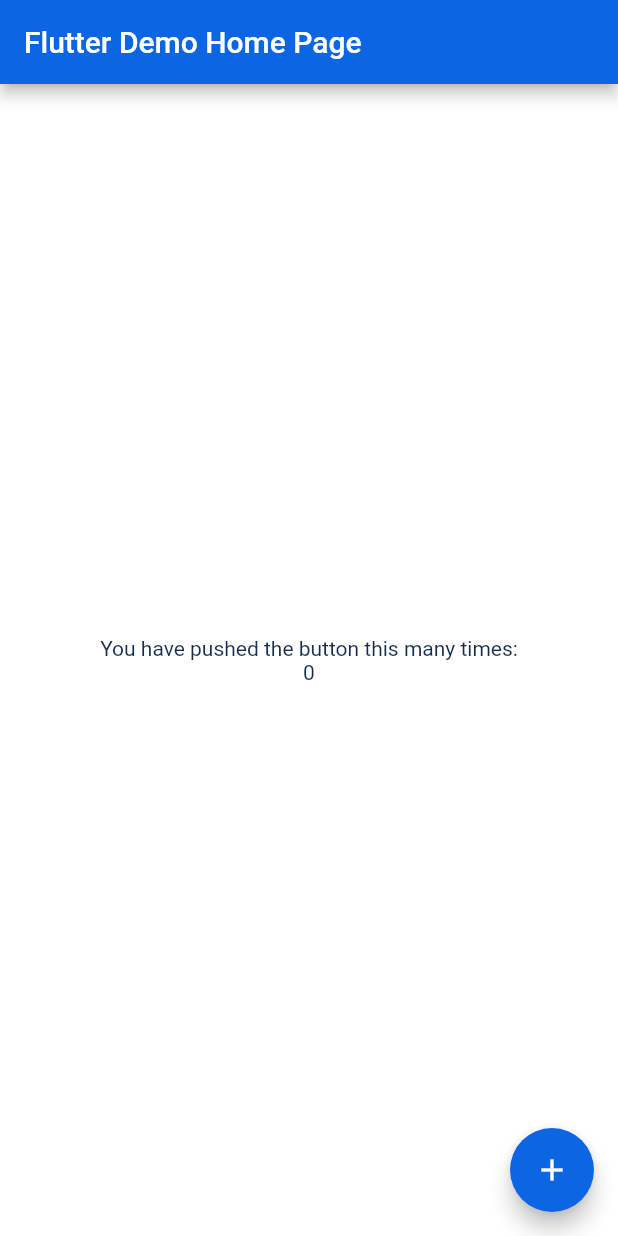
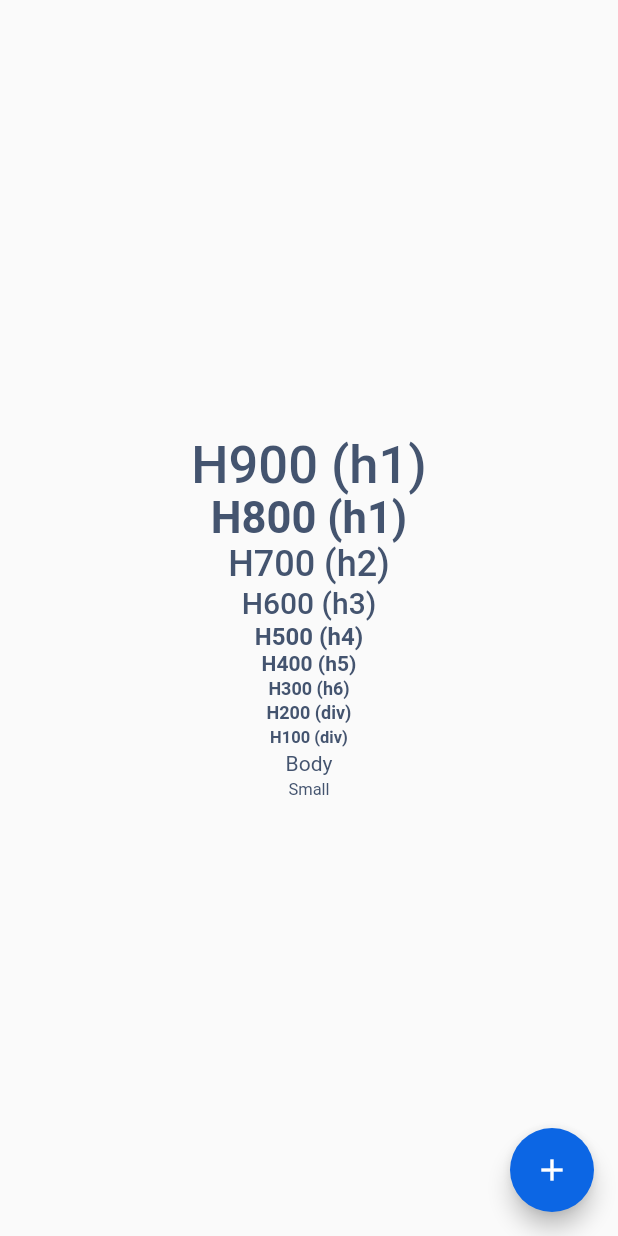
Before and after one commit to tom-morgan00/flutter_design_system, a Flutter app: the screen it shows after launch, on a phone screen of 412 x 824 dp. Run offline on Flutter 3.47's test engine with Material 2 defaults, Android fonts, the phone set to English and light mode, and no system bars.

Commit message:
added typography styles

```diff
--- a/lib/design_system/foundations/colors/text_colors.dart
+++ b/lib/design_system/foundations/colors/text_colors.dart
@@ -2,7 +2,9 @@
 import 'package:flutter/material.dart';
 
 class KTextColors {
-  static const Color text = KColours.neutral1000;
+  static const Color text = KColours.neutral800;
+  static const Color textBold = KColours.neutral1000;
+  static const Color onPrimary = KColours.neutral0;
   static const Color disabled = KColours.neutral400A;
   static const Color inverse = KColours.neutral0;
   static const Color selected = KColours.blue700;
--- a/lib/design_system/foundations/index.dart
+++ b/lib/design_system/foundations/index.dart
@@ -1,2 +1,3 @@
 export './colors/index.dart';
 export './shadows/index.dart';
+export './typography/index.dart';
--- /dev/null
+++ b/lib/design_system/foundations/typography/index.dart
@@ -0,0 +1,81 @@
+import '../index.dart';
+import 'package:flutter/material.dart';
+
+class KTypography {
+  static const TextStyle h900 = TextStyle(
+    color: KTextColors.text,
+    fontSize: 35,
+    fontWeight: FontWeight.w500,
+    height: 1.14,
+  );
+
+  static const TextStyle h800 = TextStyle(
+    color: KTextColors.text,
+    fontSize: 29,
+    fontWeight: FontWeight.w600,
+    height: 1.10,
+  );
+
+  static const TextStyle h700 = TextStyle(
+    color: KTextColors.text,
+    fontSize: 24,
+    fontWeight: FontWeight.w500,
+    height: 1.17,
+  );
+
+  static const TextStyle h600 = TextStyle(
+    color: KTextColors.text,
+    fontSize: 20,
+    fontWeight: FontWeight.w500,
+    height: 1.20,
+  );
+
+  static const TextStyle h500 = TextStyle(
+    color: KTextColors.text,
+    fontSize: 16,
+    fontWeight: FontWeight.w600,
+    height: 1.25,
+  );
+
+  static const TextStyle h400 = TextStyle(
+    color: KTextColors.text,
+    fontSize: 14,
+    fontWeight: FontWeight.w600,
+    height: 1.14,
+  );
+
+  static const TextStyle h300 = TextStyle(
+    color: KTextColors.text,
+    fontSize: 12,
+    fontWeight: FontWeight.w600,
+    height: 1.33,
+  );
+
+  static const TextStyle h200 = TextStyle(
+    color: KTextColors.text,
+    fontSize: 12,
+    fontWeight: FontWeight.w600,
+    height: 1.33,
+  );
+
+  static const TextStyle h100 = TextStyle(
+    color: KTextColors.text,
+    fontSize: 11,
+    fontWeight: FontWeight.w700,
+    height: 1.45,
+  );
+
+  static const TextStyle body = TextStyle(
+    color: KTextColors.text,
+    fontSize: 14,
+    fontWeight: FontWeight.normal,
+    height: 1.43,
+  );
+
+  static const TextStyle small = TextStyle(
+    color: KTextColors.text,
+    fontSize: 11,
+    fontWeight: FontWeight.normal,
+    height: 1.43,
+  );
+}
--- a/lib/main.dart
+++ b/lib/main.dart
@@ -1,5 +1,5 @@
+import 'package:flutter/material.dart';
 import './design_system/index.dart';
-import 'package:flutter/material.dart';
 
 void main() {
   runApp(const MyApp());
@@ -12,15 +12,13 @@
   Widget build(BuildContext context) {
     return const MaterialApp(
       title: 'Flutter Demo',
-      home: MyHomePage(title: 'Flutter Demo Home Page'),
+      home: MyHomePage(),
     );
   }
 }
 
 class MyHomePage extends StatefulWidget {
-  const MyHomePage({super.key, required this.title});
-
-  final String title;
+  const MyHomePage({super.key});
 
   @override
   State<MyHomePage> createState() => _MyHomePageState();
@@ -38,22 +36,53 @@
   @override
   Widget build(BuildContext context) {
     return Scaffold(
-      appBar: AppBar(
-        title: Text(widget.title),
-        backgroundColor: KBackgroundColors.brandBold,
-      ),
-      backgroundColor: KBackgroundColors.background,
       body: Center(
         child: Column(
           mainAxisAlignment: MainAxisAlignment.center,
-          children: <Widget>[
-            const Text(
-              'You have pushed the button this many times:',
-              style: TextStyle(color: KBackgroundColors.text),
+          children: const <Widget>[
+            Text(
+              'H900 (h1)',
+              style: KTypography.h900,
             ),
             Text(
-              '$_counter',
-              style: const TextStyle(color: KBackgroundColors.text),
+              'H800 (h1)',
+              style: KTypography.h800,
+            ),
+            Text(
+              'H700 (h2)',
+              style: KTypography.h700,
+            ),
+            Text(
+              'H600 (h3)',
+              style: KTypography.h600,
+            ),
+            Text(
+              'H500 (h4)',
+              style: KTypography.h500,
+            ),
+            Text(
+              'H400 (h5)',
+              style: KTypography.h400,
+            ),
+            Text(
+              'H300 (h6)',
+              style: KTypography.h300,
+            ),
+            Text(
+              'H200 (div)',
+              style: KTypography.h200,
+            ),
+            Text(
+              'H100 (div)',
+              style: KTypography.h100,
+            ),
+            Text(
+              'Body',
+              style: KTypography.body,
+            ),
+            Text(
+              'Small',
+              style: KTypography.small,
             ),
           ],
         ),
```
